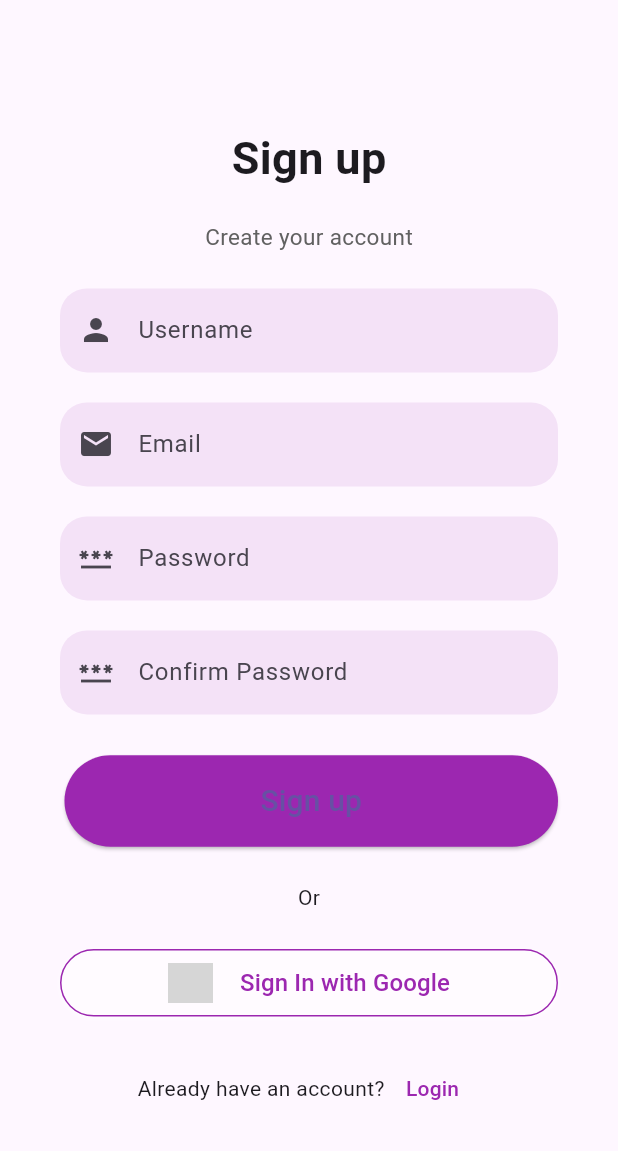
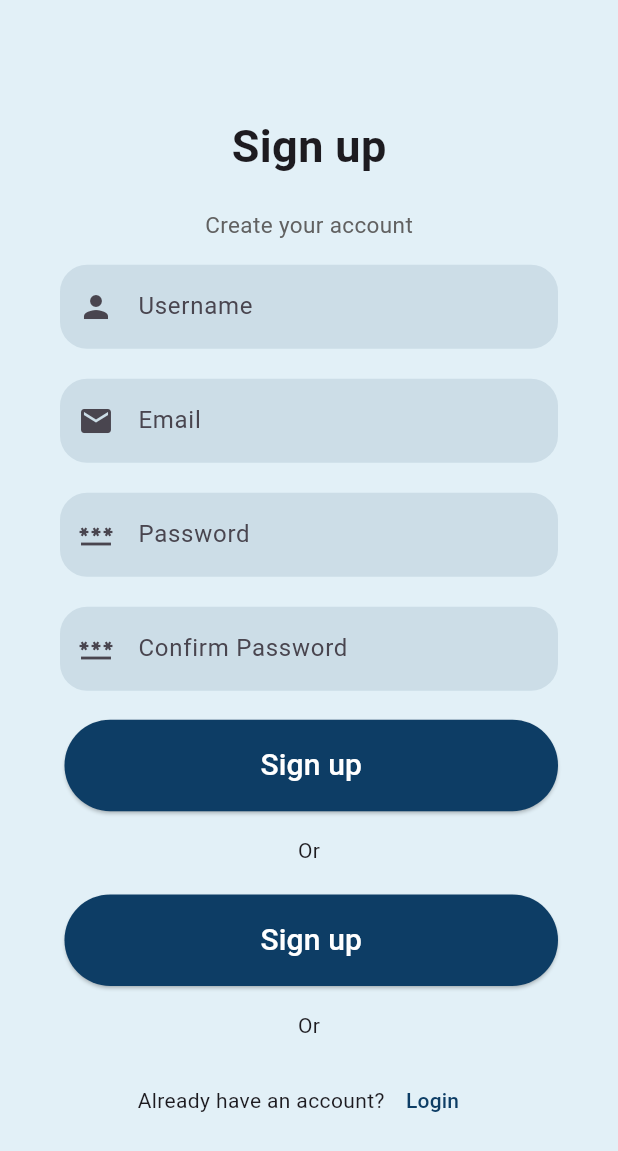
Before and after one commit to Mansi9764/Family_Social_App, a Flutter app: the screen it shows after launch, after a tap on "Sign Up", on a phone screen of 412 x 824 dp. Shown: the top 1151 px of the screen. Run offline on Flutter 3.47's test engine with Material 3 defaults, Android fonts, the phone set to English and light mode, and no system bars; our stand-ins replace google_sign_in; grey boxes are pictures that could not be loaded.

Commit message:
new ui changes

```diff
--- a/lib/SignUpPage.dart
+++ b/lib/SignUpPage.dart
@@ -1,4 +1,5 @@
 import 'package:flutter/material.dart';
+
 
 class SignUpPage extends StatelessWidget {
   const SignUpPage({super.key});
@@ -8,6 +9,7 @@
     return MaterialApp(
       debugShowCheckedModeBanner: false,
       home: Scaffold(
+        backgroundColor: const Color.fromARGB(255, 226, 240, 247),
         body: SingleChildScrollView(
           child: Container(
             padding: const EdgeInsets.symmetric(horizontal: 40),
@@ -45,7 +47,7 @@
                           border: OutlineInputBorder(
                               borderRadius: BorderRadius.circular(18),
                               borderSide: BorderSide.none),
-                          fillColor: Colors.purple.withOpacity(0.1),
+                          fillColor: Color.fromARGB(255, 6, 52, 89).withOpacity(0.1),
                           filled: true,
                           prefixIcon: const Icon(Icons.person)),
                     ),
@@ -58,7 +60,7 @@
                           border: OutlineInputBorder(
                               borderRadius: BorderRadius.circular(18),
                               borderSide: BorderSide.none),
-                          fillColor: Colors.purple.withOpacity(0.1),
+                          fillColor: Color.fromARGB(255, 6, 52, 89).withOpacity(0.1),
                           filled: true,
                           prefixIcon: const Icon(Icons.email)),
                     ),
@@ -71,7 +73,7 @@
                         border: OutlineInputBorder(
                             borderRadius: BorderRadius.circular(18),
                             borderSide: BorderSide.none),
-                        fillColor: Colors.purple.withOpacity(0.1),
+                        fillColor: Color.fromARGB(255, 6, 52, 89).withOpacity(0.1),
                         filled: true,
                         prefixIcon: const Icon(Icons.password),
                       ),
@@ -86,7 +88,7 @@
                         border: OutlineInputBorder(
                             borderRadius: BorderRadius.circular(18),
                             borderSide: BorderSide.none),
-                        fillColor: Colors.purple.withOpacity(0.1),
+                        fillColor: Color.fromARGB(255, 6, 52, 89).withOpacity(0.1),
                         filled: true,
                         prefixIcon: const Icon(Icons.password),
                       ),
@@ -102,12 +104,12 @@
                       },
                       child: const Text(
                         "Sign up",
-                        style: TextStyle(fontSize: 20),
+                        style: TextStyle(fontSize: 20,color:Colors.white),
                       ),
                       style: ElevatedButton.styleFrom(
                         shape: const StadiumBorder(),
                         padding: const EdgeInsets.symmetric(vertical: 16),
-                        backgroundColor: Colors.purple,
+                        backgroundColor: const Color.fromARGB(255, 13, 61, 101),
                       ),
                     )
                 ),
@@ -115,49 +117,21 @@
                 const Center(child: Text("Or")),
 
                   Container(
-                  height: 45,
-                  decoration: BoxDecoration(
-                    borderRadius: BorderRadius.circular(25),
-                    border: Border.all(
-                      color: Colors.purple,
+                    padding: const EdgeInsets.only(top: 3, left: 3),
+                    child: ElevatedButton(
+                      onPressed: () {},
+                      child: const Text(
+                        "Sign up",
+                        style: TextStyle(fontSize: 20, color: Colors.white),
                       ),
-                    boxShadow: [
-                      BoxShadow(
-                        color: Colors.white.withOpacity(0.5),
-                        spreadRadius: 1,
-                        blurRadius: 1,
-                        offset: const Offset(0, 1), // changes position of shadow
-                      ),
-                    ],
-                  ),
-                  child: TextButton(
-                    onPressed: () {},
-                    child: Row(
-                      mainAxisAlignment: MainAxisAlignment.center,
-                      children: [
-                        Container(
-                          height: 30.0,
-                          width: 30.0,
-                          decoration: const BoxDecoration(
-                            image: DecorationImage(
-                                image:   AssetImage('assets/images/login_signup/google.png'),
-                                fit: BoxFit.cover),
-                            shape: BoxShape.circle,
-                          ),
-                        ),
-                        const SizedBox(width: 18),
-
-                        const Text("Sign In with Google",
-                          style: TextStyle(
-                            fontSize: 16,
-                            color: Colors.purple,
-                          ),
-                        ),
-                      ],
+                      style: ElevatedButton.styleFrom(
+                        shape: const StadiumBorder(),
+                        padding: const EdgeInsets.symmetric(vertical: 16),
+                        backgroundColor: const Color.fromARGB(255, 13, 61, 101),
                       ),
                     ),
                   ),
-
+                  const Center(child: Text("Or")),
                   Row(
                     mainAxisAlignment: MainAxisAlignment.center,
                     children: <Widget>[
@@ -166,10 +140,13 @@
                         onPressed: () {
                           Navigator.pushNamed(context, '/');
                         },
-                        child: const Text("Login", style: TextStyle(color: Colors.purple),)
-                    )
+                        child: const Text(
+                          "Login",
+                          style: TextStyle(color: Color.fromARGB(255, 13, 61, 101)),
+                        ),
+                      ),
                     ],
-                )
+                  ),
                 ],
               ),
             ),
--- a/lib/login_screen.dart
+++ b/lib/login_screen.dart
@@ -1,28 +1,55 @@
 import 'package:flutter/material.dart';
+import 'package:google_sign_in/google_sign_in.dart';
 
 class LoginPage extends StatelessWidget {
-  const LoginPage({super.key});
+  LoginPage({Key? key}) : super(key: key);
+  final GoogleSignIn _googleSignIn = GoogleSignIn();
 
+  Future<void> _signupWithGoogle(BuildContext context) async {
+    try {
+      final GoogleSignInAccount? googleUser = await _googleSignIn.signIn();
+      if (googleUser != null) {
+        // The user is signed in
+        // You can now navigate to another screen or do other things
+        Navigator.pushNamed(context, '/signup');
+      }
+    } catch (error) {
+      // Handle error
+      print('Error signing in with Google: $error');
+    }
+  }
   @override
   Widget build(BuildContext context) {
     return MaterialApp(
       debugShowCheckedModeBanner: false,
       home: Scaffold(
+        backgroundColor: const Color.fromARGB(255, 226, 240, 247),
         body: Container(
           margin: const EdgeInsets.all(24),
           child: Column(
             mainAxisAlignment: MainAxisAlignment.spaceEvenly,
             children: [
+              _logo(context),
               _header(context),
               _inputField(context),
               _forgotPassword(context),
               _signup(context),
+              _orText(context),
+              _signupWithGoogleButton(context),
             ],
           ),
         ),
       ),
     );
   }
+
+ _logo(context){
+  return Image.asset(
+      'welcome.png',
+      height: 100, // Set the desired height for the logo
+      fit: BoxFit.contain,
+    );
+ }
 
   _header(context) {
     return const Column(
@@ -46,8 +73,9 @@
               border: OutlineInputBorder(
                   borderRadius: BorderRadius.circular(18),
                   borderSide: BorderSide.none
+
               ),
-              fillColor: Colors.purple.withOpacity(0.1),
+              fillColor: Color.fromARGB(255, 6, 52, 89).withOpacity(0.1),
               filled: true,
               prefixIcon: const Icon(Icons.person)),
         ),
@@ -58,7 +86,7 @@
             border: OutlineInputBorder(
                 borderRadius: BorderRadius.circular(18),
                 borderSide: BorderSide.none),
-            fillColor: Colors.purple.withOpacity(0.1),
+            fillColor: Color.fromARGB(255, 6, 52, 89).withOpacity(0.1),
             filled: true,
             prefixIcon: const Icon(Icons.password),
           ),
@@ -71,11 +99,12 @@
           style: ElevatedButton.styleFrom(
             shape: const StadiumBorder(),
             padding: const EdgeInsets.symmetric(vertical: 16),
-            backgroundColor: Colors.purple,
+            backgroundColor: const Color.fromARGB(255, 13, 61, 101),
           ),
           child: const Text(
             "Login",
-            style: TextStyle(fontSize: 20),
+            style: TextStyle(fontSize: 22,color: Colors.white),
+
           ),
         )
       ],
@@ -84,9 +113,11 @@
 
   _forgotPassword(context) {
     return TextButton(
-      onPressed: () {},
+      onPressed: () {
+        Navigator.pushNamed(context, '/forgotPassword');
+      },
       child: const Text("Forgot password?",
-        style: TextStyle(color: Colors.purple),
+        style: TextStyle(color: Color.fromARGB(255, 17, 32, 116)),
       ),
     );
   }
@@ -100,9 +131,35 @@
             onPressed: () {
               Navigator.pushNamed(context, '/signup');
             },
-            child: const Text("Sign Up", style: TextStyle(color: Colors.purple),)
+            child: const Text("Sign Up", style: TextStyle(color: Color.fromARGB(255, 17, 32, 116)),)
         )
       ],
     );
   }
+
+Widget _orText(BuildContext context) {
+    return Text(
+      "or",
+      style: TextStyle(fontSize: 18, fontWeight: FontWeight.bold),
+    );
+  }
+
+
+//signup with google
+
+ Widget _signupWithGoogleButton(BuildContext context) {
+    return Row(
+      mainAxisAlignment: MainAxisAlignment.center,
+      children: [
+        const Text("Login with Google "),
+        TextButton(
+          onPressed: () => _signupWithGoogle(context),
+          child: const Text(
+            "Login",
+            style: TextStyle(color: Color.fromARGB(255, 17, 32, 116)),
+          ),
+        ),
+      ],
+    );
+  }
 }
--- a/lib/main.dart
+++ b/lib/main.dart
@@ -1,6 +1,8 @@
+
 import 'package:flutter/material.dart';
 import 'login_screen.dart'; // Make sure the path is correct based on your project structure
 import 'SignUpPage.dart'; // Make sure this path is correct
+import 'forgot_password.dart';
 
 void main() {
   runApp(MyApp());
@@ -22,7 +24,9 @@
       initialRoute: '/', // default is login page
       routes: {
         '/': (context) => LoginPage(),
-        '/signup': (context) => SignUpPage(), // Adding the signup route
+        '/signup': (context) => SignUpPage(),
+        '/forgotPassword': (context) => ForgotPassword()
+
       },
     );
   }
```
Also changed, not shown: lib/forgot_password.dart (added, +77 -0 lines), pubspec.yaml (+9 -1 lines), assets/google.png (added), assets/logo.jpg (added), assets/welcome.png (added), pubspec.lock, 12 other files. Lines whose indentation alone changed are shown as unchanged.
